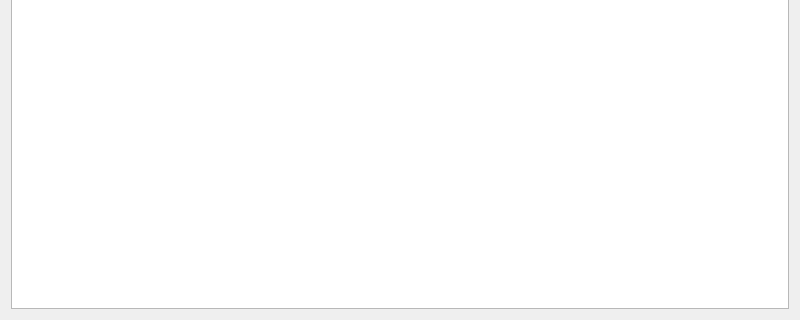
KacperHulek/Multiliga, file ui/spotkania.ui: the form before one commit; both pictures show x 0 to 800 and y 280 to 600 of the 800 by 600 pixel window.
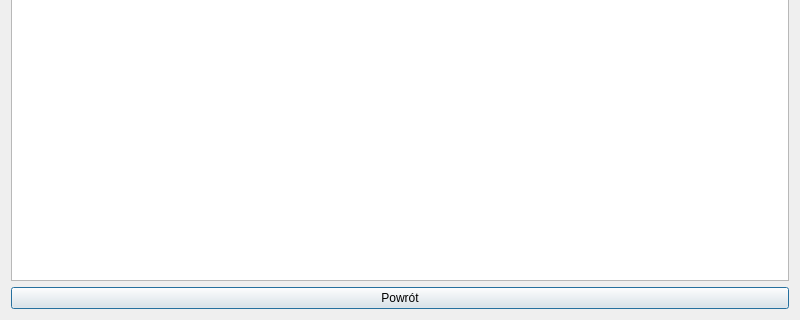
The form after the commit.

Commit message: Changed the name of ui elements (eg. pushButton => powrotButton)

```diff
--- a/ui/spotkania.ui
+++ b/ui/spotkania.ui
@@ -30,6 +30,13 @@
      </property>
     </widget>
    </item>
+   <item>
+    <widget class="QPushButton" name="powrotButton">
+     <property name="text">
+      <string>Powrót</string>
+     </property>
+    </widget>
+   </item>
   </layout>
  </widget>
  <resources/>
```
Left out of the diff: 2 changed lines with no effect on the pictures. The commit also changes 50 other files.
